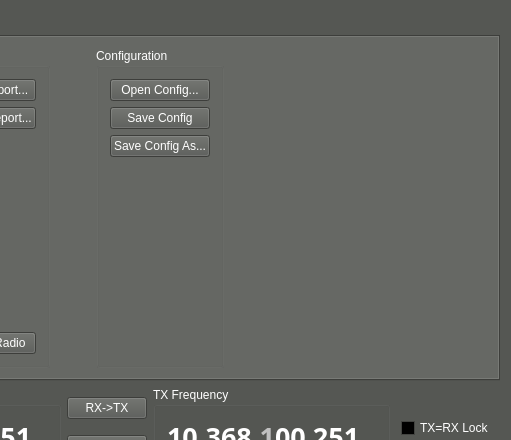
Above: qtgui/mainwindow.ui from kb1vc/SoDaRadio before the change; both pictures show x 769 to 1280 and y 0 to 440 of the 1280 by 810 pixel window. Below: the same form after it.
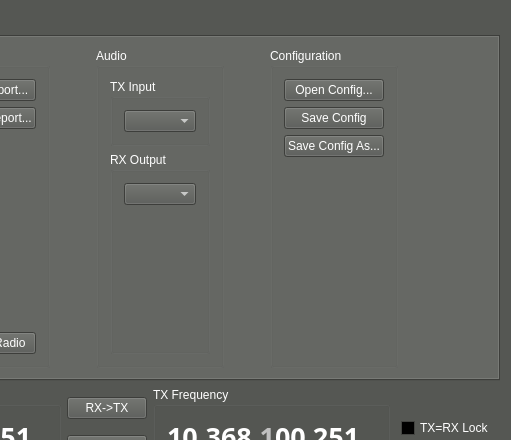
That is the form after the change. Icons and pictures are not drawn. Custom widgets are drawn as their Qt base class.

Commit message: Added audio device selections to setup tab

```diff
--- a/qtgui/mainwindow.ui
+++ b/qtgui/mainwindow.ui
@@ -1068,6 +1068,65 @@
             </property>
            </spacer>
           </item>
+          <item>
+           <widget class="QGroupBox" name="groupBox_7">
+            <property name="title">
+             <string>Audio</string>
+            </property>
+            <layout class="QVBoxLayout" name="verticalLayout_26">
+             <item>
+              <widget class="QGroupBox" name="groupBox_9">
+               <property name="title">
+                <string>TX Input</string>
+               </property>
+               <layout class="QVBoxLayout" name="verticalLayout_31">
+                <item>
+                 <widget class="QComboBox" name="audioIn_cb"/>
+                </item>
+               </layout>
+              </widget>
+             </item>
+             <item>
+              <widget class="QGroupBox" name="groupBox_8">
+               <property name="title">
+                <string>RX Output</string>
+               </property>
+               <layout class="QVBoxLayout" name="verticalLayout_30">
+                <item>
+                 <widget class="QComboBox" name="audioOut_cb"/>
+                </item>
+                <item>
+                 <spacer name="verticalSpacer_9">
+                  <property name="orientation">
+                   <enum>Qt::Vertical</enum>
+                  </property>
+                  <property name="sizeHint" stdset="0">
+                   <size>
+                    <width>20</width>
+                    <height>40</height>
+                   </size>
+                  </property>
+                 </spacer>
+                </item>
+               </layout>
+              </widget>
+             </item>
+            </layout>
+           </widget>
+          </item>
+          <item>
+           <spacer name="horizontalSpacer_16">
+            <property name="orientation">
+             <enum>Qt::Horizontal</enum>
+            </property>
+            <property name="sizeHint" stdset="0">
+             <size>
+              <width>40</width>
+              <height>20</height>
+             </size>
+            </property>
+           </spacer>
+          </item>
           <item>
            <widget class="QGroupBox" name="groupBox_4">
             <property name="title">
```
